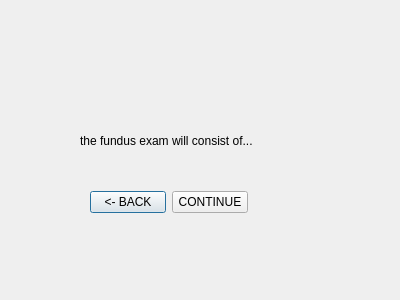
Above: Qt_Creator/projectPHOE/fundusdescr.ui from jdsalguer/senior_project before the change. Below: the same form after it.
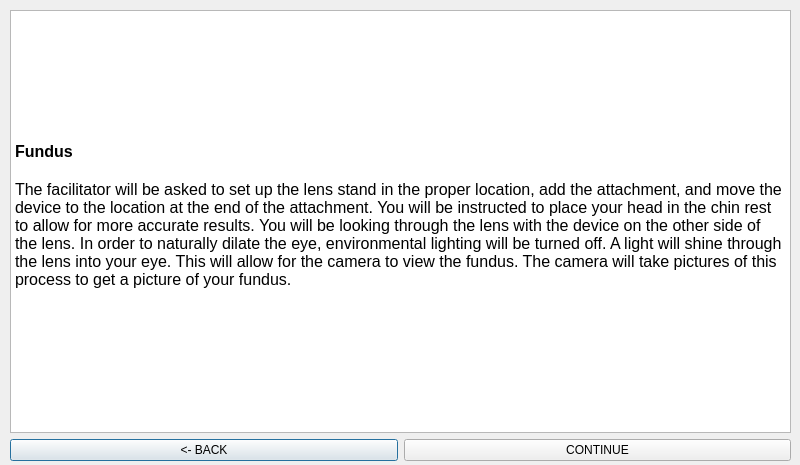
That is the form after the change.

```diff
--- a/Qt_Creator/projectPHOE/fundusdescr.ui
+++ b/Qt_Creator/projectPHOE/fundusdescr.ui
@@ -6,35 +6,44 @@
    <rect>
     <x>0</x>
     <y>0</y>
-    <width>400</width>
-    <height>300</height>
+    <width>800</width>
+    <height>465</height>
    </rect>
   </property>
   <property name="windowTitle">
    <string>Dialog</string>
   </property>
-  <widget class="QLabel" name="label">
-   <property name="geometry">
-    <rect>
-     <x>80</x>
-     <y>120</y>
-     <width>251</width>
-     <height>41</height>
-    </rect>
-   </property>
-   <property name="text">
-    <string>the fundus exam will consist of...</string>
-   </property>
-  </widget>
   <widget class="QWidget" name="">
    <property name="geometry">
     <rect>
-     <x>90</x>
-     <y>190</y>
-     <width>158</width>
-     <height>25</height>
+     <x>10</x>
+     <y>10</y>
+     <width>781</width>
+     <height>451</height>
     </rect>
    </property>
+   <layout class="QVBoxLayout" name="verticalLayout">
+    <item>
+     <widget class="QTextBrowser" name="textBrowser">
+      <property name="html">
+       <string>&lt;!DOCTYPE HTML PUBLIC &quot;-//W3C//DTD HTML 4.0//EN&quot; &quot;http://www.w3.org/TR/REC-html40/strict.dtd&quot;&gt;
+&lt;html&gt;&lt;head&gt;&lt;meta name=&quot;qrichtext&quot; content=&quot;1&quot; /&gt;&lt;style type=&quot;text/css&quot;&gt;
+p, li { white-space: pre-wrap; }
+&lt;/style&gt;&lt;/head&gt;&lt;body style=&quot; font-family:'MS Shell Dlg 2'; font-size:8.25pt; font-weight:400; font-style:normal;&quot;&gt;
+&lt;p style=&quot;-qt-paragraph-type:empty; margin-top:0px; margin-bottom:0px; margin-left:0px; margin-right:0px; -qt-block-indent:0; text-indent:0px; font-size:8pt;&quot;&gt;&lt;br /&gt;&lt;/p&gt;
+&lt;p style=&quot;-qt-paragraph-type:empty; margin-top:0px; margin-bottom:0px; margin-left:0px; margin-right:0px; -qt-block-indent:0; text-indent:0px; font-size:12pt; font-weight:600;&quot;&gt;&lt;br /&gt;&lt;/p&gt;
+&lt;p style=&quot;-qt-paragraph-type:empty; margin-top:0px; margin-bottom:0px; margin-left:0px; margin-right:0px; -qt-block-indent:0; text-indent:0px; font-size:12pt; font-weight:600;&quot;&gt;&lt;br /&gt;&lt;/p&gt;
+&lt;p style=&quot;-qt-paragraph-type:empty; margin-top:0px; margin-bottom:0px; margin-left:0px; margin-right:0px; -qt-block-indent:0; text-indent:0px; font-size:12pt; font-weight:600;&quot;&gt;&lt;br /&gt;&lt;/p&gt;
+&lt;p style=&quot;-qt-paragraph-type:empty; margin-top:0px; margin-bottom:0px; margin-left:0px; margin-right:0px; -qt-block-indent:0; text-indent:0px; font-size:12pt; font-weight:600;&quot;&gt;&lt;br /&gt;&lt;/p&gt;
+&lt;p style=&quot;-qt-paragraph-type:empty; margin-top:0px; margin-bottom:0px; margin-left:0px; margin-right:0px; -qt-block-indent:0; text-indent:0px; font-size:12pt; font-weight:600;&quot;&gt;&lt;br /&gt;&lt;/p&gt;
+&lt;p style=&quot;-qt-paragraph-type:empty; margin-top:0px; margin-bottom:0px; margin-left:0px; margin-right:0px; -qt-block-indent:0; text-indent:0px; font-size:12pt; font-weight:600;&quot;&gt;&lt;br /&gt;&lt;/p&gt;
+&lt;p style=&quot; margin-top:0px; margin-bottom:0px; margin-left:0px; margin-right:0px; -qt-block-indent:0; text-indent:0px;&quot;&gt;&lt;span style=&quot; font-size:12pt; font-weight:600;&quot;&gt;Fundus&lt;/span&gt;&lt;/p&gt;
+&lt;p style=&quot;-qt-paragraph-type:empty; margin-top:0px; margin-bottom:0px; margin-left:0px; margin-right:0px; -qt-block-indent:0; text-indent:0px; font-size:12pt;&quot;&gt;&lt;br /&gt;&lt;/p&gt;
+&lt;p style=&quot; margin-top:0px; margin-bottom:0px; margin-left:0px; margin-right:0px; -qt-block-indent:0; text-indent:0px;&quot;&gt;&lt;span style=&quot; font-size:12pt;&quot;&gt;The facilitator will be asked to set up the lens stand in the proper location, add the attachment, and move the device to the location at the end of the attachment. You will be instructed to place your head in the chin rest to allow for more accurate results. You will be looking through the lens with the device on the other side of the lens. In order to naturally dilate the eye, environmental lighting will be turned off. A light will shine through the lens into your eye. This will allow for the camera to view the fundus. The camera will take pictures of this process to get a picture of your fundus.&lt;/span&gt;&lt;/p&gt;&lt;/body&gt;&lt;/html&gt;</string>
+      </property>
+     </widget>
+    </item>
+    <item>
    <layout class="QHBoxLayout" name="horizontalLayout">
     <item>
      <widget class="QPushButton" name="fundesbackButton">
@@ -49,6 +58,8 @@
        <string>CONTINUE</string>
       </property>
      </widget>
+      </item>
+     </layout>
     </item>
    </layout>
   </widget>
```
Lines whose indentation alone changed are shown as unchanged.
